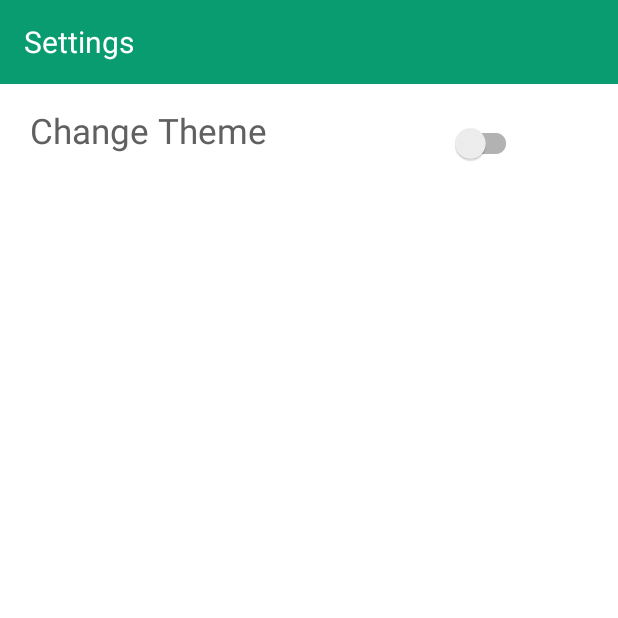
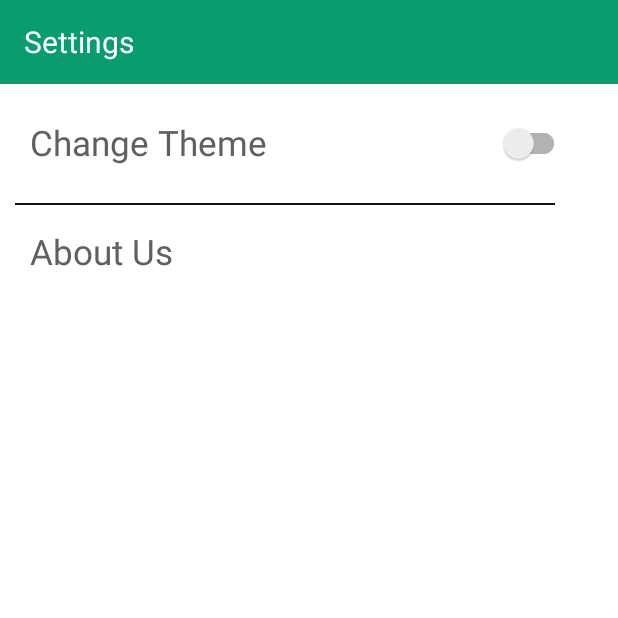
Before and after one commit to yasczzn/vaccine-andro-app, an Android app: the screen it shows after launch once a user with an empty profile is signed in (MainActivity), in the side drawer, after a tap on "Pengaturan", on a phone screen of 412 x 824 dp, the top half of it. Run offline under Robolectric (Android 15) with nearby library versions, the phone set to English and light mode, and no system bars; our stand-ins replace Firebase (no records; nobody signed in at launch, a user with empty details on screens opened directly), navigation-ui.

Commit message:
Updated Vaccine_andro_app
Fix the Change Theme switch and add About Us
clickable text view on the SettingsFragment.java

```diff
--- a/app/src/main/java/com/example/vaksinapplication/ui/settings/SettingsFragment.java
+++ b/app/src/main/java/com/example/vaksinapplication/ui/settings/SettingsFragment.java
@@ -2,12 +2,13 @@ package com.example.vaksinapplication.ui.settings;
 
 import android.annotation.SuppressLint;
 import android.app.Activity;
+import android.content.Intent;
+import android.net.Uri;
 import android.os.Bundle;
 import android.view.LayoutInflater;
-import android.view.MotionEvent;
 import android.view.View;
 import android.view.ViewGroup;
-import android.widget.CompoundButton;
+import android.widget.TextView;
 
 import androidx.annotation.NonNull;
 import androidx.appcompat.app.AppCompatDelegate;
@@ -22,7 +23,6 @@ public class SettingsFragment extends Fragment {
 
     private FirebaseAnalytics mFirebaseAnalytics;
     Activity context;
-    static Boolean isTouched = false;
 
     public View onCreateView(@NonNull LayoutInflater inflater,
                              ViewGroup container, Bundle savedInstanceState) {
@@ -34,39 +34,46 @@ public class SettingsFragment extends Fragment {
         return root;
     }
 
+    private void goToWeb() {
+        goToUrl ( "https://github.com/yasmin1812");
+    }
+
+    private void goToUrl (String url) {
+        Uri uriUrl = Uri.parse(url);
+        Intent launchBrowser = new Intent(Intent.ACTION_VIEW, uriUrl);
+        startActivity(launchBrowser);
+    }
+
     @SuppressLint("ClickableViewAccessibility")
     @Override
     public void onStart(){
         super.onStart();
-        if (AppCompatDelegate.getDefaultNightMode() == AppCompatDelegate.MODE_NIGHT_YES) {
-            context.setTheme(R.style.Theme_VaksinApplication_NoActionBar);
-        } else {
-            context.setTheme(R.style.Theme_VaksinApplication_NoActionBar);
-        }
         context.setContentView(R.layout.fragment_settings);
-        SwitchCompat tvChangeTheme = (SwitchCompat) context.findViewById(R.id.tvChangeTheme);
-        tvChangeTheme.setOnTouchListener(new View.OnTouchListener() {
+        TextView aboutUs = (TextView) context.findViewById(R.id.tvAboutUs);
+        aboutUs.setOnClickListener(new View.OnClickListener() {
             @Override
-            public boolean onTouch(View view, MotionEvent motionEvent) {
-                isTouched = true;
-                return false;
+            public void onClick(View view) {
+                goToWeb();
             }
         });
-        tvChangeTheme.setOnCheckedChangeListener(new CompoundButton.OnCheckedChangeListener()
-        {
+
+        SwitchCompat tvChangeTheme = (SwitchCompat) context.findViewById(R.id.scChangeTheme);
+        if (AppCompatDelegate.getDefaultNightMode() == AppCompatDelegate.MODE_NIGHT_YES) {
+            tvChangeTheme.setChecked(true);
+        }
+
+        tvChangeTheme.setOnClickListener(new View.OnClickListener() {
             @Override
-            public void onCheckedChanged(CompoundButton buttonView, boolean isChecked)
-            {
-                if (isTouched) {
-                    isTouched = false;
-                    if (AppCompatDelegate.getDefaultNightMode() == AppCompatDelegate.MODE_NIGHT_YES) {
-                        AppCompatDelegate.setDefaultNightMode(AppCompatDelegate.MODE_NIGHT_NO);
-                    } else {
-                        AppCompatDelegate.setDefaultNightMode(AppCompatDelegate.MODE_NIGHT_YES);
-                    }
+            public void onClick(View v) {
+                if (tvChangeTheme.isChecked()){
+                    AppCompatDelegate.setDefaultNightMode(AppCompatDelegate.MODE_NIGHT_YES);
+                    tvChangeTheme.setChecked(true);
+                } else {
+                    AppCompatDelegate.setDefaultNightMode(AppCompatDelegate.MODE_NIGHT_NO);
+                    tvChangeTheme.setChecked(false);
                 }
             }
         });
+    }
 
-    }
 }
--- a/app/src/main/res/layout/fragment_settings.xml
+++ b/app/src/main/res/layout/fragment_settings.xml
@@ -1,10 +1,11 @@
 <?xml version="1.0" encoding="utf-8"?>
-<RelativeLayout
+<LinearLayout
     xmlns:android="http://schemas.android.com/apk/res/android"
     xmlns:app="http://schemas.android.com/apk/res-auto"
     xmlns:tools="http://schemas.android.com/tools"
     android:layout_width="match_parent"
     android:layout_height="match_parent"
+    android:orientation="vertical"
     tools:context=".ui.settings.SettingsFragment">
 
         <androidx.appcompat.widget.Toolbar
@@ -24,22 +25,32 @@
 
         </androidx.appcompat.widget.Toolbar>
 
+        <androidx.appcompat.widget.SwitchCompat
+            android:id="@+id/scChangeTheme"
+            android:layout_width="360dp"
+            android:layout_height="wrap_content"
+            android:layout_below="@id/toolbar"
+            android:layout_marginStart="20dp"
+            android:text="Change Theme"
+            android:textColor="?attr/metaTextColor"
+            android:textSize="23dp"
+            android:layout_marginTop="15dp" />
+
+        <View
+            android:id="@+id/viewLine"
+            style="@style/View"
+            android:layout_width="360dp"
+            android:layout_marginStart="10dp"/>
+
         <TextView
-            android:layout_width="290dp"
+            android:id="@+id/tvAboutUs"
+            android:layout_width="wrap_content"
             android:layout_height="wrap_content"
             android:layout_marginStart="20dp"
             android:layout_marginTop="15dp"
-            android:layout_below="@id/toolbar"
-            android:text="Change Theme"
+            android:textSize="23dp"
             android:textColor="?attr/metaTextColor"
-            android:textSize="23dp" />
+            android:text="@string/abt_us"/>
 
-        <androidx.appcompat.widget.SwitchCompat
-            android:id="@+id/tvChangeTheme"
-            android:layout_width="wrap_content"
-            android:layout_height="wrap_content"
-            android:layout_below="@id/toolbar"
-            android:layout_marginLeft="300dp"
-            android:layout_marginTop="15dp" />
 
-</RelativeLayout>
+</LinearLayout>
--- a/app/src/main/res/values/strings.xml
+++ b/app/src/main/res/values/strings.xml
@@ -39,6 +39,7 @@
     <string name="home">Home</string>
     <string name="register">Daftar Vaksin</string>
     <string name="settings">Pengaturan</string>
+    <string name="abt_us">About Us</string>
     <string name="log_out">Log Out</string>
 
 </resources>
```
